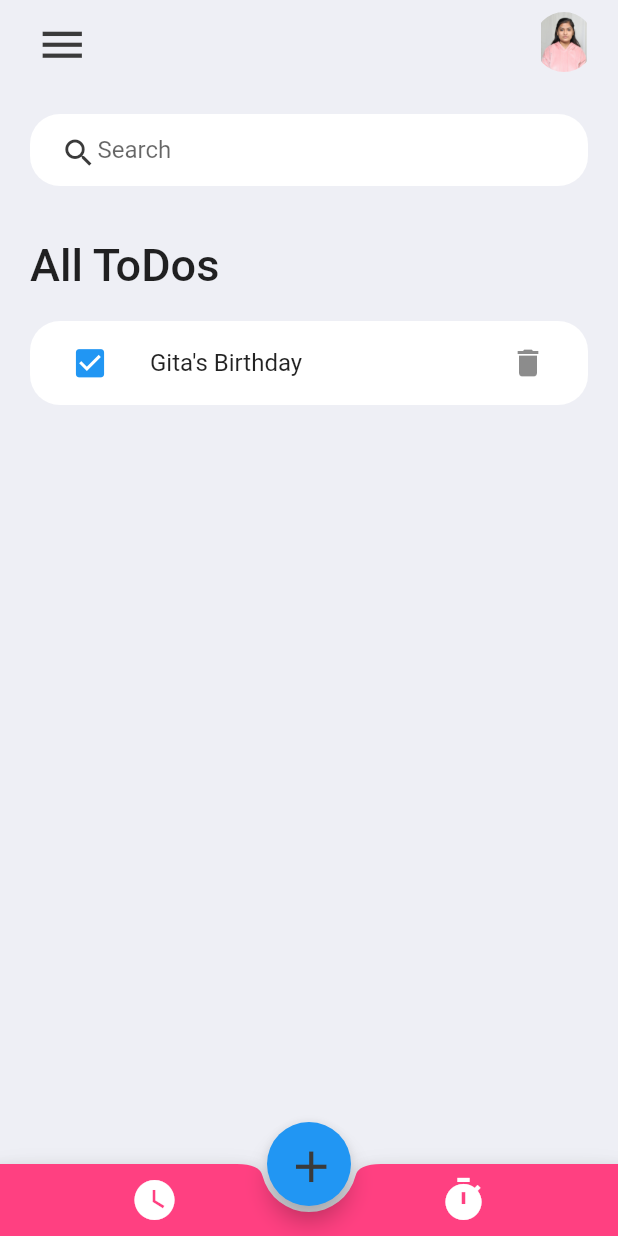
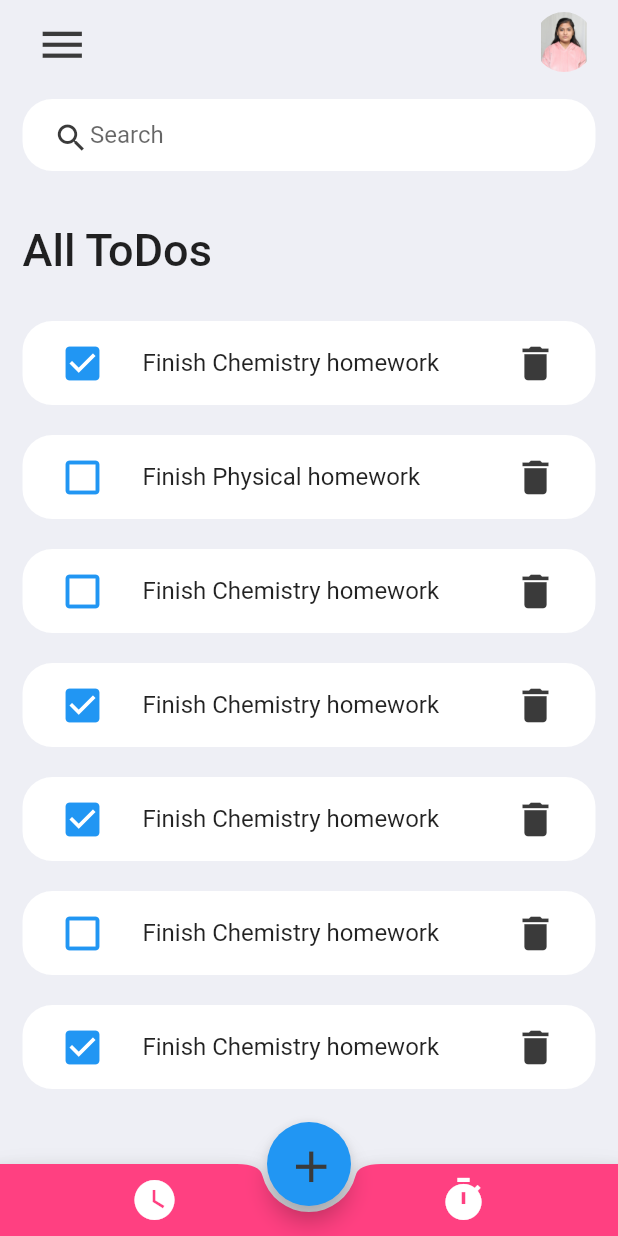
Before and after one commit to thetechgirlgita/ToDoList, a Flutter app: the screen it shows after launch, on a phone screen of 412 x 824 dp. Run offline on Flutter 3.47's test engine with Material 2 defaults, Android fonts, the phone set to English and light mode, and no system bars.

Commit message:
Adding functionling

```diff
--- /dev/null
+++ b/lib/function.dart
@@ -0,0 +1,27 @@
+import 'main.dart';
+import 'package:flutter/material.dart';
+import 'constants.dart';
+
+class MainFunc {
+String id;
+String todoText;
+bool isDone;
+
+MainFunc({
+  required this.id,
+  required this.todoText,
+  this.isDone = false,
+});
+
+ static List<MainFunc> todoL(){
+  return [
+    MainFunc(id: '01', todoText: "Finish Chemistry homework", isDone: true,),
+    MainFunc(id: '02', todoText: "Finish Physical homework", isDone: false,),
+    MainFunc(id: '03', todoText: "Finish Chemistry homework", isDone: false,),
+    MainFunc(id: '04', todoText: "Finish Chemistry homework", isDone: true,),
+    MainFunc(id: '05', todoText: "Finish Chemistry homework", isDone: true,),
+    MainFunc(id: '06', todoText: "Finish Chemistry homework", isDone: false,),
+    MainFunc(id: '07', todoText: "Finish Chemistry homework", isDone: true,),
+  ];
+}
+}
--- a/lib/initialPage.dart
+++ b/lib/initialPage.dart
@@ -1,15 +1,19 @@
 import 'package:flutter/cupertino.dart';
 import 'package:flutter/material.dart';
 import 'package:todolist/todo_list.dart';
+import 'function.dart';
 import 'constants.dart';
 
 class todo extends StatefulWidget {
-  const todo({Key? key}) : super(key: key);
+  todo({Key? key}) : super(key: key);
+
+  final todosList = MainFunc.todoL();
   @override
   _todoState createState() => _todoState();
 }
 
 class _todoState extends State<todo> {
+  final todosList = MainFunc.todoL();
   @override
   Widget build(BuildContext context) {
     return Scaffold(
@@ -18,7 +22,7 @@ class _todoState extends State<todo> {
 
       backgroundColor: AB,
       body: Container(
-        padding: EdgeInsets.symmetric(horizontal: 20, vertical: 20),
+        padding: EdgeInsets.symmetric(horizontal: 15, vertical: 10),
         child: Column(
           children: [
             SearchBox(),
@@ -35,7 +39,10 @@ class _todoState extends State<todo> {
                       ),
                     ),
                   ),
-                  todoList()
+
+                  for( MainFunc todo in todosList )
+                    todoList(todo: todo,)
+
                 ],
 
               )
--- a/lib/main.dart
+++ b/lib/main.dart
@@ -19,7 +19,7 @@ class _TODOState extends State<TODO> {
   @override
   Widget build(BuildContext context) {
     SystemChrome.setSystemUIOverlayStyle(SystemUiOverlayStyle(statusBarColor: Colors.transparent));
-    return const MaterialApp(
+    return  MaterialApp(
       home: todo(),
       //  theme: ThemeData.dark()
     );
--- a/lib/todo_list.dart
+++ b/lib/todo_list.dart
@@ -1,27 +1,33 @@
+import 'package:todolist/function.dart';
+import 'package:todolist/initialPage.dart';
+
 import 'main.dart';
 import 'constants.dart';
 import 'package:flutter/material.dart';
 
 class todoList extends StatelessWidget {
-  const todoList({Key? key}) : super(key: key);
+  final MainFunc todo;
+  const todoList({Key? key, required this.todo}) : super(key: key);
+
 
   @override
   Widget build(BuildContext context) {
     return Container(
+
+      margin: EdgeInsets.symmetric(vertical: 10, horizontal: 0),
       child: ListTile(
+
         shape: RoundedRectangleBorder(
           borderRadius: BorderRadius.circular(20),
         ),
         tileColor: Colors.white,
-        leading: IconB((){}, Icons.check_box, Colors.blue, 25),
-        title: Text("Gita's Birthday"),
-        trailing: IconButton(
-          icon: Icon(Icons.delete),
-          onPressed: () {
-            print("Delete");
-          },
+        leading: IconB((){},
+             todo.isDone? Icons.check_box : Icons.check_box_outline_blank,
+            Colors.blue, 30),
+        title: Text(todo.todoText),
+        trailing: IconB((){print("deleted");}, Icons.delete, IconColor, 30)
 
-        ),
+
       )
     );
   }
```
